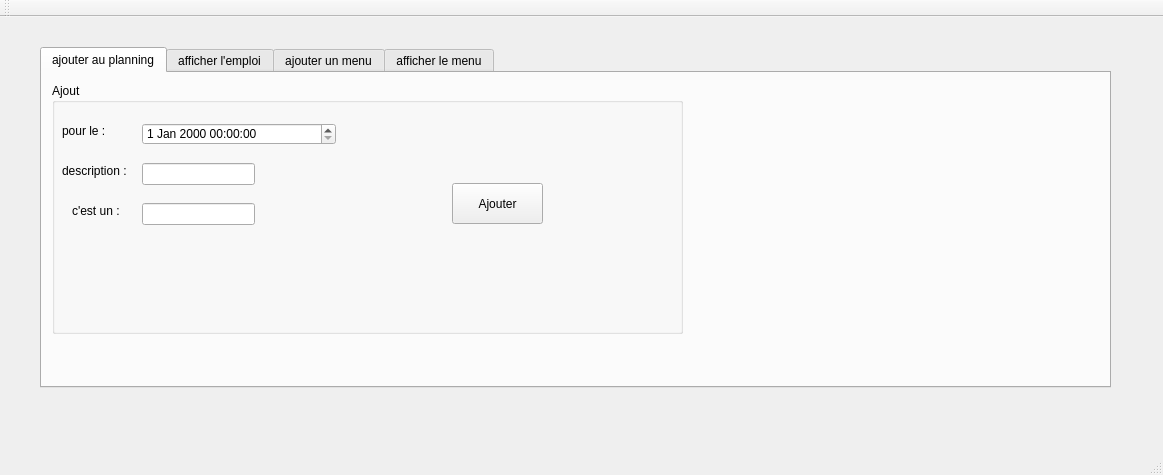
The window that mainwindow.ui (soumaya-nheri/Smart-parental-monitoring-system-2A27) describes before a commit, drawn with Qt 5.
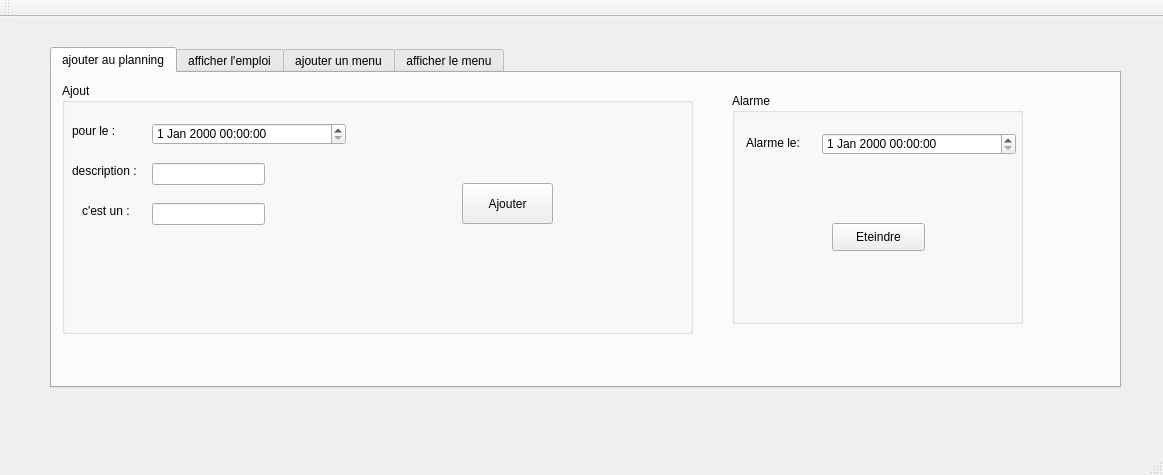
The same window after the commit. The open tabs and pages were chosen to show the change.

```diff
--- a/mainwindow.ui
+++ b/mainwindow.ui
@@ -17,7 +17,7 @@
    <widget class="QTabWidget" name="tabWidget">
     <property name="geometry">
      <rect>
-      <x>40</x>
+      <x>50</x>
       <y>30</y>
       <width>1071</width>
       <height>341</height>
@@ -138,6 +138,55 @@
        </property>
       </widget>
      </widget>
+     <widget class="QGroupBox" name="groupBox_7">
+      <property name="geometry">
+       <rect>
+        <x>680</x>
+        <y>20</y>
+        <width>291</width>
+        <height>231</height>
+       </rect>
+      </property>
+      <property name="title">
+       <string>Alarme</string>
+      </property>
+      <widget class="QLabel" name="label_23">
+       <property name="geometry">
+        <rect>
+         <x>14</x>
+         <y>40</y>
+         <width>61</width>
+         <height>20</height>
+        </rect>
+       </property>
+       <property name="text">
+        <string>Alarme le:</string>
+       </property>
+      </widget>
+      <widget class="QDateTimeEdit" name="dateTimeEdit">
+       <property name="geometry">
+        <rect>
+         <x>90</x>
+         <y>40</y>
+         <width>194</width>
+         <height>22</height>
+        </rect>
+       </property>
+      </widget>
+      <widget class="QPushButton" name="pushButton">
+       <property name="geometry">
+        <rect>
+         <x>100</x>
+         <y>130</y>
+         <width>93</width>
+         <height>28</height>
+        </rect>
+       </property>
+       <property name="text">
+        <string>Eteindre</string>
+       </property>
+      </widget>
+     </widget>
     </widget>
     <widget class="QWidget" name="tab_2">
      <attribute name="title">
```
Left out of the diff: 17 changed lines with no effect on the pictures.
